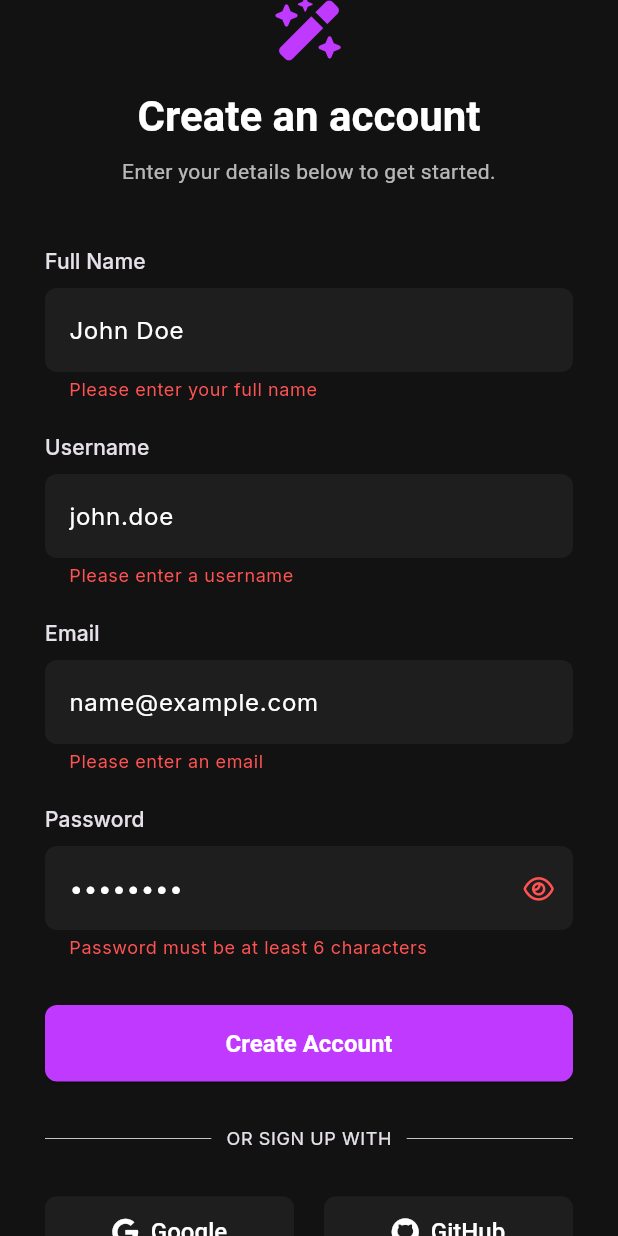
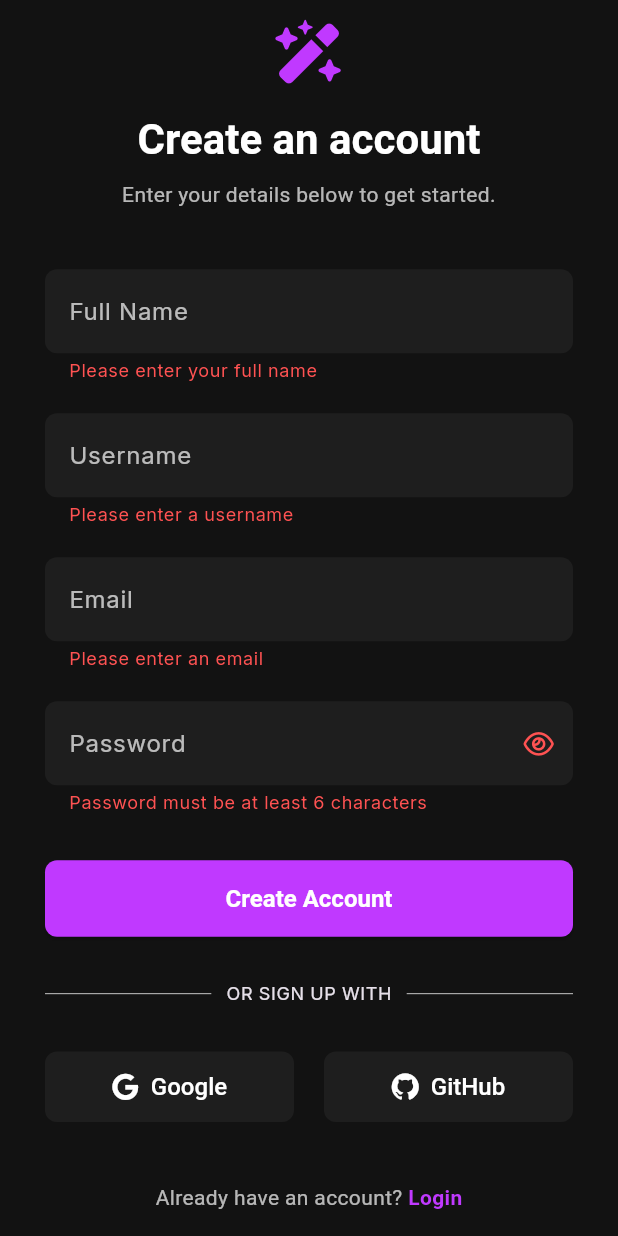
Before and after one commit to HYPER12755/com.infected.insta-Flutter, a Flutter app: the SignupScreen screen opened by its route, after a tap on "Create Account", on a phone screen of 412 x 824 dp. Run offline on Flutter 3.47's test engine with Material 3 defaults, Android fonts, the phone set to English and light mode, and no system bars; our stand-ins replace cached_network_image, cloud_firestore, firebase_auth, firebase_core, firebase_storage, flutter_riverpod and 6 more; accounts and stored records are empty; network calls fail.

Commit message:
Changes before Firebase Studio auto-run

```diff
--- a/lib/features/auth/presentation/signup_page.dart
+++ b/lib/features/auth/presentation/signup_page.dart
@@ -84,40 +84,32 @@ class _SignupPageState extends ConsumerState<SignupPage> {
             child: Column(
               crossAxisAlignment: CrossAxisAlignment.start,
               children: [
-                Text('Full Name', style: Theme.of(context).textTheme.labelLarge),
-                const SizedBox(height: 8),
                 TextFormField(
                   controller: _fullNameController,
-                  decoration: const InputDecoration(hintText: 'John Doe'),
+                  decoration: const InputDecoration(labelText: 'Full Name'),
                   validator: (value) => value!.isEmpty ? 'Please enter your full name' : null,
                   enabled: !_isLoading,
                 ),
                 const SizedBox(height: 20),
-                Text('Username', style: Theme.of(context).textTheme.labelLarge),
-                const SizedBox(height: 8),
                 TextFormField(
                   controller: _usernameController,
-                  decoration: const InputDecoration(hintText: 'john.doe'),
+                  decoration: const InputDecoration(labelText: 'Username'),
                   validator: (value) => value!.isEmpty ? 'Please enter a username' : null,
                   enabled: !_isLoading,
                 ),
                 const SizedBox(height: 20),
-                Text('Email', style: Theme.of(context).textTheme.labelLarge),
-                const SizedBox(height: 8),
                 TextFormField(
                   controller: _emailController,
-                  decoration: const InputDecoration(hintText: 'name@example.com'),
+                  decoration: const InputDecoration(labelText: 'Email'),
                   validator: (value) => value!.isEmpty ? 'Please enter an email' : null,
                   enabled: !_isLoading,
                 ),
                 const SizedBox(height: 20),
-                Text('Password', style: Theme.of(context).textTheme.labelLarge),
-                const SizedBox(height: 8),
                 TextFormField(
                   controller: _passwordController,
                   obscureText: !_showPassword,
                   decoration: InputDecoration(
-                    hintText: '••••••••',
+                    labelText: 'Password',
                     suffixIcon: IconButton(
                       icon: Icon(_showPassword ? FontAwesomeIcons.eyeSlash : FontAwesomeIcons.eye, size: 18),
                       onPressed: () => setState(() => _showPassword = !_showPassword),
--- a/lib/features/home/home_page.dart
+++ b/lib/features/home/home_page.dart
@@ -1,7 +1,7 @@
 import 'package:flutter/material.dart';
 import 'package:font_awesome_flutter/font_awesome_flutter.dart';
 import 'package:myapp/features/posts/create_post_page.dart';
-import 'package:myapp/features/profile/profile_page.dart';
+import 'package:myapp/features/profile/presentation/profile_screen.dart';
 import 'package:myapp/features/reels/reels_page.dart';
 
 class HomePage extends StatefulWidget {
@@ -19,7 +19,7 @@ class _HomePageState extends State<HomePage> {
     const SearchPage(),
     const CreatePostPage(),
     const ReelsPage(),
-    const ProfilePage(),
+    const ProfileScreen(),
   ];
 
   @override
--- /dev/null
+++ b/lib/features/profile/application/profile_provider.dart
@@ -0,0 +1,72 @@
+import 'dart:io';
+
+import 'package:flutter/material.dart';
+import 'package:image_picker/image_picker.dart';
+
+// A model to represent the user's profile data.
+class Profile {
+  String name;
+  String username;
+  String bio;
+  File? profilePicture;
+  DateTime? usernameLastChanged;
+  int usernameChangeCount;
+
+  Profile({
+    required this.name,
+    required this.username,
+    this.bio = '',
+    this.profilePicture,
+    this.usernameLastChanged,
+    this.usernameChangeCount = 0,
+  });
+}
+
+// A provider to manage the state of the user's profile.
+class ProfileProvider with ChangeNotifier {
+  Profile _profile = Profile(name: 'Your Name', username: 'YourUsername', bio: 'This is your bio!');
+
+  Profile get profile => _profile;
+
+  // Business logic to update the profile.
+  Future<bool> updateProfile(String newName, String newUsername, String newBio) async {
+    if (newUsername != _profile.username) {
+      final now = DateTime.now();
+      if (_profile.usernameLastChanged != null &&
+          now.difference(_profile.usernameLastChanged!).inDays < 14 &&
+          _profile.usernameChangeCount >= 2) {
+        // Rule: Cannot change username more than twice in 14 days.
+        return false;
+      }
+
+      if (_profile.usernameLastChanged == null || now.difference(_profile.usernameLastChanged!).inDays >= 14) {
+        // Reset count if 14 days have passed
+        _profile.usernameChangeCount = 0;
+        _profile.usernameLastChanged = null;
+      }
+
+      _profile.usernameChangeCount++;
+      if(_profile.usernameLastChanged == null) {
+        _profile.usernameLastChanged = now;
+      }
+    }
+
+    _profile.name = newName;
+    _profile.username = newUsername;
+    _profile.bio = newBio;
+
+    notifyListeners();
+    return true;
+  }
+
+  // Logic to update the profile picture.
+  Future<void> updateProfilePicture() async {
+    final picker = ImagePicker();
+    final pickedFile = await picker.pickImage(source: ImageSource.gallery);
+
+    if (pickedFile != null) {
+      _profile.profilePicture = File(pickedFile.path);
+      notifyListeners();
+    }
+  }
+}
--- a/pubspec.yaml
+++ b/pubspec.yaml
@@ -58,6 +58,7 @@ dependencies:
   flutter_svg: ^2.2.3
   font_awesome_flutter: ^10.12.0
   google_fonts: ^6.3.3
+  provider: ^6.1.5+1
 
 dev_dependencies:
   flutter_test:
```
Also changed, not shown: lib/features/auth/presentation/login_page.dart (+13 -18 lines), lib/features/profile/presentation/edit_profile_screen.dart (added, +128 -0 lines), lib/features/profile/presentation/profile_screen.dart (added, +139 -0 lines), lib/features/profile/profile_page.dart (deleted, +0 -15 lines), lib/features/shell/presentation/main_screen.dart (+9 -0 lines), lib/main.dart (+12 -9 lines), lib/router.dart (+3 -18 lines), pubspec.lock.
